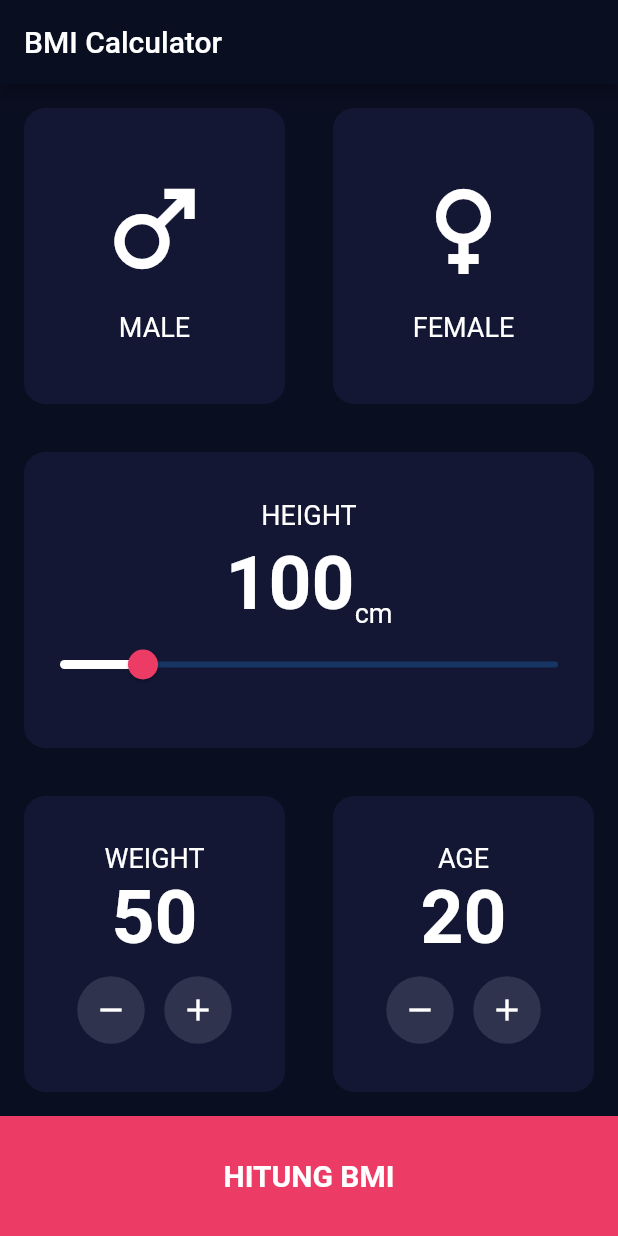
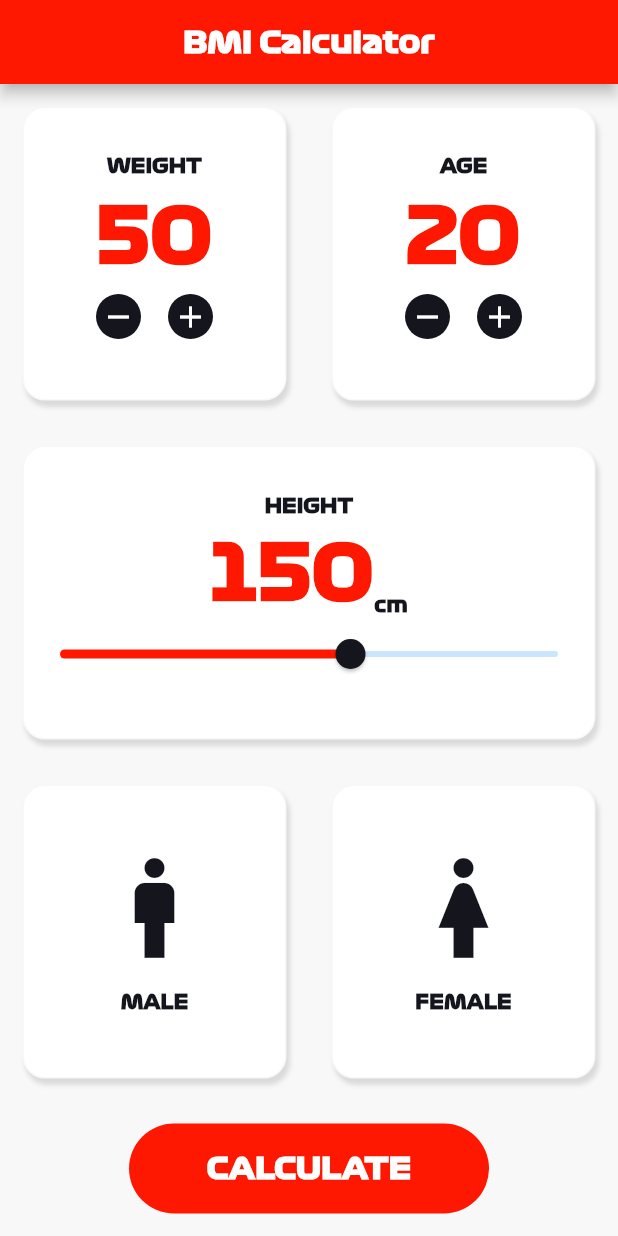
Before and after one commit to cakradana/bmi_cakra, a Flutter app: the screen it shows after launch, on a phone screen of 412 x 824 dp. Run offline on Flutter 3.47's test engine with Material 2 defaults, Android fonts, the phone set to English and light mode, and no system bars.

Commit message:
redesign ui

```diff
--- a/lib/constant/constant.dart
+++ b/lib/constant/constant.dart
@@ -1,14 +1,19 @@
 import 'package:flutter/material.dart';
 
-const Color primaryColor = Color(0xff0A0E21);
+const Color backgroundColor = Color(0xfff8f8f8);
+const Color primaryColor = Color(0xffFF1801);
+const Color secondaryColor = Color(0xff15151d);
+const Color tertiaryColor = Color(0xffffffff);
+
 TextStyle? labelTextStyle = const TextStyle(
-  fontSize: 18,
-  color: Colors.white, //Color(0xff8d8e98),
+  fontSize: 13,
+  fontWeight: FontWeight.bold,
+  color: secondaryColor, //Color(0xff8d8e98),
 );
 TextStyle numberTextStyle = const TextStyle(
   fontSize: 50,
   fontWeight: FontWeight.bold,
-  color: Colors.white,
+  color: primaryColor,
 );
 
 const String underweightSevere = "Underweight (Severe thinness)";
--- a/lib/main.dart
+++ b/lib/main.dart
@@ -13,13 +13,12 @@ class MyApp extends StatelessWidget {
   @override
   Widget build(BuildContext context) {
     return MaterialApp(
-        title: 'Flutter Demo',
+        title: 'BMI',
         theme: ThemeData(
-          primaryColor: primaryColor,
-          scaffoldBackgroundColor: primaryColor,
+          fontFamily: 'Formula1',
           appBarTheme: const AppBarTheme(
-              // #0A0E21
-              backgroundColor: primaryColor),
+            backgroundColor: primaryColor,
+          ),
           // This is the theme of your application.
           //
           // Try running your application with "flutter run". You'll see the
--- a/lib/views/bmi_data_screen.dart
+++ b/lib/views/bmi_data_screen.dart
@@ -10,16 +10,25 @@ class BmiDataScreen extends StatefulWidget {
 }
 
 class _BmiDataScreenState extends State<BmiDataScreen> {
-  int height = 100;
+  int height = 150;
   int weight = 50;
   int age = 20;
   String? gender;
+
   @override
   Widget build(BuildContext context) {
     return Scaffold(
-      backgroundColor: primaryColor,
+      backgroundColor: backgroundColor,
       appBar: AppBar(
-        title: const Text("BMI Calculator"),
+        centerTitle: true,
+        // backgroundColor: tertiaryColor,
+        title: const Text(
+          "BMI Calculator",
+          style: TextStyle(
+            color: tertiaryColor,
+            fontWeight: FontWeight.bold,
+          ),
+        ),
       ),
       body: Column(
         children: [
@@ -27,34 +36,134 @@ class _BmiDataScreenState extends State<BmiDataScreen> {
             child: Row(
               children: [
                 Expanded(
-                  child: GestureDetector(
-                    onTap: () {
-                      gender = "male";
+                  child: BmiCard(
+                    child: Column(
+                      mainAxisAlignment: MainAxisAlignment.center,
+                      children: [
+                        Text(
+                          "WEIGHT",
+                          style: labelTextStyle,
+                        ),
+                        const SizedBox(
+                          height: 8,
+                        ),
+                        Text(
+                          "$weight",
+                          style: numberTextStyle,
+                        ),
+                        Row(
+                          mainAxisAlignment: MainAxisAlignment.center,
+                          children: [
+                            RawMaterialButton(
+                              onPressed: () {
+                                weight -= 1;
                                 setState(() {});
                               },
-                    child: BmiCard(
-                      borderColor:
-                          (gender == "male") ? Colors.white : primaryColor,
-                      child: const GenderIconText(
-                        icon: Icons.male,
-                        title: 'MALE',
+                              elevation: 0,
+                              shape: const CircleBorder(),
+                              fillColor: secondaryColor,
+                              constraints: const BoxConstraints.tightFor(
+                                width: 30,
+                                height: 30,
                               ),
+                              child: const Icon(
+                                Icons.remove,
+                                color: tertiaryColor,
+                              ),
+                            ),
+                            const SizedBox(
+                              width: 0,
+                            ),
+                            RawMaterialButton(
+                              onPressed: () {
+                                weight += 1;
+                                setState(() {});
+                              },
+                              elevation: 0,
+                              shape: const CircleBorder(),
+                              fillColor: secondaryColor,
+                              constraints: const BoxConstraints.tightFor(
+                                width: 30,
+                                height: 30,
+                              ),
+                              child: const Icon(
+                                Icons.add,
+                                color: tertiaryColor,
+                              ),
+                            ),
+                          ],
+                        ),
+                      ],
                     ),
                   ),
                 ),
                 Expanded(
-                  child: GestureDetector(
-                    onTap: () {
-                      gender = "female";
+                  child: BmiCard(
+                    child: Column(
+                      mainAxisAlignment: MainAxisAlignment.center,
+                      children: [
+                        Text(
+                          "AGE",
+                          style: labelTextStyle,
+                        ),
+                        const SizedBox(
+                          height: 8,
+                        ),
+                        Text(
+                          "$age",
+                          style: numberTextStyle,
+                        ),
+                        Row(
+                          mainAxisAlignment: MainAxisAlignment.center,
+                          children: [
+                            RawMaterialButton(
+                              // onPressed: (age == 20)
+                              //     ? () => () {
+                              //           age -= 1;
+                              //           setState(() {});
+                              //         }
+                              //     : null,
+
+                              onPressed: () {
+                                age -= 1;
+                                // (age < 1)
                                 setState(() {});
                               },
-                    child: BmiCard(
-                      borderColor:
-                          (gender == "female") ? Colors.white : primaryColor,
-                      child: const GenderIconText(
-                        icon: Icons.female,
-                        title: 'FEMALE',
+                              elevation: 0,
+                              shape: const CircleBorder(),
+                              fillColor: secondaryColor,
+                              constraints: const BoxConstraints.tightFor(
+                                width: 30,
+                                height: 30,
                               ),
+                              child: const Icon(
+                                Icons.remove,
+                                color: tertiaryColor,
+                              ),
+                            ),
+                            const SizedBox(
+                              width: 0,
+                            ),
+                            RawMaterialButton(
+                              onPressed: () {
+                                age += 1;
+                                setState(() {});
+                              },
+                              elevation: 0,
+                              shape: const CircleBorder(),
+                              fillColor: secondaryColor,
+                              constraints: const BoxConstraints.tightFor(
+                                width: 30,
+                                height: 30,
+                              ),
+                              child: const Icon(
+                                Icons.add,
+                                color: tertiaryColor,
+                              ),
+                            ),
+                          ],
+                        ),
+                      ],
                     ),
                   ),
                 ),
@@ -89,13 +198,13 @@ class _BmiDataScreenState extends State<BmiDataScreen> {
                     value: height.toDouble(),
                     min: 80,
                     max: 200,
-                    thumbColor: const Color(0xffEC3C66),
-                    activeColor: Colors.white,
+                    thumbColor: secondaryColor,
+                    activeColor: primaryColor,
                     onChanged: (value) {
                       height = value.toInt();
                       setState(() {});
                     },
-                  )
+                  ),
                 ],
               ),
             ),
@@ -104,126 +213,34 @@ class _BmiDataScreenState extends State<BmiDataScreen> {
             child: Row(
               children: [
                 Expanded(
-                  child: BmiCard(
-                    child: Column(
-                      mainAxisAlignment: MainAxisAlignment.center,
-                      children: [
-                        Text(
-                          "WEIGHT",
-                          style: labelTextStyle,
-                        ),
-                        Text(
-                          "$weight",
-                          style: numberTextStyle,
-                        ),
-                        const SizedBox(
-                          height: 8,
-                        ),
-                        Row(
-                          mainAxisAlignment: MainAxisAlignment.center,
-                          children: [
-                            RawMaterialButton(
-                              onPressed: () {
-                                weight -= 1;
+                  child: GestureDetector(
+                    onTap: () {
+                      gender = "male";
                       setState(() {});
                     },
-                              elevation: 0,
-                              shape: const CircleBorder(),
-                              fillColor: Colors.white12,
-                              constraints: const BoxConstraints.tightFor(
-                                width: 45,
-                                height: 45,
+                    child: GenderCard(
+                      borderColor:
+                          (gender == "male") ? primaryColor : backgroundColor,
+                      child: const GenderIconText(
+                        icon: Icons.man,
+                        title: 'MALE',
                       ),
-                              child: const Icon(
-                                Icons.remove,
-                                color: Colors.white,
-                              ),
-                            ),
-                            const SizedBox(
-                              width: 10,
-                            ),
-                            RawMaterialButton(
-                              onPressed: () {
-                                weight += 1;
-                                setState(() {});
-                              },
-                              elevation: 0,
-                              shape: const CircleBorder(),
-                              fillColor: Colors.white12,
-                              constraints: const BoxConstraints.tightFor(
-                                width: 45,
-                                height: 45,
-                              ),
-                              child: const Icon(
-                                Icons.add,
-                                color: Colors.white,
-                              ),
-                            ),
-                          ],
-                        ),
-                      ],
                     ),
                   ),
                 ),
                 Expanded(
-                  child: BmiCard(
-                    child: Column(
-                      mainAxisAlignment: MainAxisAlignment.center,
-                      children: [
-                        Text(
-                          "AGE",
-                          style: labelTextStyle,
-                        ),
-                        Text(
-                          "$age",
-                          style: numberTextStyle,
-                        ),
-                        const SizedBox(
-                          height: 8,
-                        ),
-                        Row(
-                          mainAxisAlignment: MainAxisAlignment.center,
-                          children: [
-                            RawMaterialButton(
-                              onPressed: () {
-                                age -= 1;
+                  child: GestureDetector(
+                    onTap: () {
+                      gender = "female";
                       setState(() {});
                     },
-                              elevation: 0,
-                              shape: const CircleBorder(),
-                              fillColor: Colors.white12,
-                              constraints: const BoxConstraints.tightFor(
-                                width: 45,
-                                height: 45,
+                    child: GenderCard(
+                      borderColor:
+                          (gender == "female") ? primaryColor : backgroundColor,
+                      child: const GenderIconText(
+                        icon: Icons.woman,
+                        title: 'FEMALE',
                       ),
-                              child: const Icon(
-                                Icons.remove,
-                                color: Colors.white,
-                              ),
-                            ),
-                            const SizedBox(
-                              width: 10,
-                            ),
-                            RawMaterialButton(
-                              onPressed: () {
-                                age += 1;
-                                setState(() {});
-                              },
-                              elevation: 0,
-                              shape: const CircleBorder(),
-                              fillColor: Colors.white12,
-                              constraints: const BoxConstraints.tightFor(
-                                width: 45,
-                                height: 45,
-                              ),
-                              child: const Icon(
-                                Icons.add,
-                                color: Colors.white,
-                              ),
-                            ),
-                          ],
-                        ),
-                      ],
                     ),
                   ),
                 ),
@@ -247,15 +264,20 @@ class _BmiDataScreenState extends State<BmiDataScreen> {
               );
             },
             child: Container(
-              height: 80,
-              color: const Color(0xffEC3C66),
+              height: 60,
+              width: 240,
+              margin: const EdgeInsets.all(15),
+              decoration: BoxDecoration(
+                borderRadius: BorderRadius.circular(30),
+                color: primaryColor,
+              ),
               child: const Center(
                   child: Text(
-                "HITUNG BMI",
+                "CALCULATE",
                 style: TextStyle(
                   fontSize: 20,
                   fontWeight: FontWeight.bold,
-                  color: Colors.white,
+                  color: tertiaryColor,
                 ),
               )),
             ),
@@ -267,7 +289,7 @@ class _BmiDataScreenState extends State<BmiDataScreen> {
 }
 
 class BmiCard extends StatelessWidget {
-  const BmiCard({Key? key, this.child, this.borderColor = primaryColor})
+  const BmiCard({Key? key, this.child, this.borderColor = backgroundColor})
       : super(key: key);
   final Widget? child;
   final Color borderColor;
@@ -275,10 +297,40 @@ class BmiCard extends StatelessWidget {
   Widget build(BuildContext context) {
     return Container(
         decoration: BoxDecoration(
-          color: const Color(0xff131734),
+            color: tertiaryColor,
             borderRadius: BorderRadius.circular(15),
             border: Border.all(color: borderColor),
-        ),
+            boxShadow: const [
+              BoxShadow(
+                color: Colors.black12,
+                blurRadius: 2,
+                offset: Offset(2, 4),
+              )
+            ]),
+        margin: const EdgeInsets.all(15),
+        child: child);
+  }
+}
+
+class GenderCard extends StatelessWidget {
+  const GenderCard({Key? key, this.child, this.borderColor = backgroundColor})
+      : super(key: key);
+  final Widget? child;
+  final Color borderColor;
+  @override
+  Widget build(BuildContext context) {
+    return Container(
+        decoration: BoxDecoration(
+            color: tertiaryColor,
+            borderRadius: BorderRadius.circular(15),
+            border: Border.all(color: borderColor),
+            boxShadow: const [
+              BoxShadow(
+                color: Colors.black12,
+                blurRadius: 2,
+                offset: Offset(2, 4),
+              )
+            ]),
         margin: const EdgeInsets.all(15),
         child: child);
   }
@@ -300,7 +352,7 @@ class GenderIconText extends StatelessWidget {
         Icon(
           icon,
           size: 80,
-          color: Colors.white,
+          color: secondaryColor,
         ),
         const SizedBox(height: 15),
         Text(
--- a/lib/views/bmi_result_screen.dart
+++ b/lib/views/bmi_result_screen.dart
@@ -1,3 +1,4 @@
+import 'package:bmi/constant/constant.dart';
 import 'package:bmi/helpers/bmi_calculator.dart';
 import 'package:bmi/views/bmi_data_screen.dart';
 import 'package:flutter/material.dart';
@@ -16,19 +17,31 @@ class BmiResultScreen extends StatelessWidget {
     // final bmiDesc =
     bmiCalculator.getHealthRiskDesc();
     return Scaffold(
+      // backgroundColor: backgroundColor,
       appBar: AppBar(
-        title: const Text("Hasil Hitung BMI"),
+        centerTitle: true,
+        leading: const BackButton(
+          color: primaryColor,
+        ),
+        // backgroundColor: tertiaryColor,
+        title: const Text(
+          "BMI Calculator",
+          style: TextStyle(
+            color: tertiaryColor,
+            fontWeight: FontWeight.bold,
+          ),
+        ),
       ),
       body: Column(
         children: [
           const Expanded(
             child: Center(
               child: Text(
-                "Hasil Perhitungan",
+                "Result",
                 style: TextStyle(
                   fontSize: 40,
                   fontWeight: FontWeight.bold,
-                  color: Colors.white,
+                  color: primaryColor,
                 ),
               ),
             ),
@@ -47,7 +60,7 @@ class BmiResultScreen extends StatelessWidget {
                       style: const TextStyle(
                         fontSize: 20,
                         fontWeight: FontWeight.bold,
-                        color: Colors.white,
+                        color: secondaryColor,
                       ),
                     ),
                     Text(
@@ -55,7 +68,7 @@ class BmiResultScreen extends StatelessWidget {
                       style: const TextStyle(
                         fontSize: 100,
                         fontWeight: FontWeight.bold,
-                        color: Colors.white,
+                        color: primaryColor,
                       ),
                     ),
                     Text(
@@ -63,7 +76,7 @@ class BmiResultScreen extends StatelessWidget {
                       textAlign: TextAlign.center,
                       style: const TextStyle(
                         fontSize: 15,
-                        color: Colors.white,
+                        color: secondaryColor,
                       ),
                     ),
                   ],
@@ -76,15 +89,20 @@ class BmiResultScreen extends StatelessWidget {
               Navigator.pop(context);
             },
             child: Container(
-              height: 80,
-              color: const Color(0xffEC3C66),
+              height: 60,
+              width: 240,
+              margin: const EdgeInsets.all(15),
+              decoration: BoxDecoration(
+                borderRadius: BorderRadius.circular(30),
+                color: primaryColor,
+              ),
               child: const Center(
                   child: Text(
-                "HITUNG ULANG",
+                "RECALCULATE",
                 style: TextStyle(
                   fontSize: 20,
                   fontWeight: FontWeight.bold,
-                  color: Colors.white,
+                  color: tertiaryColor,
                 ),
               )),
             ),
```
Also changed, not shown: pubspec.yaml (+7 -3 lines), fonts/Formula1-Regular.ttf (added). Lines whose indentation alone changed are shown as unchanged.
